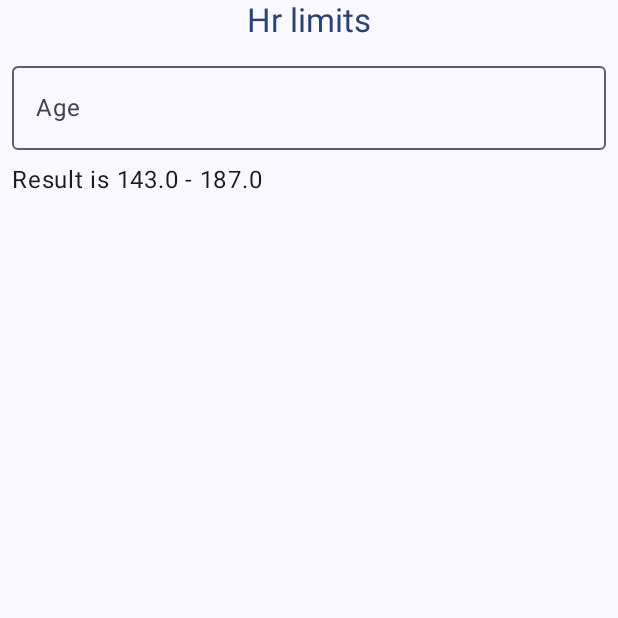
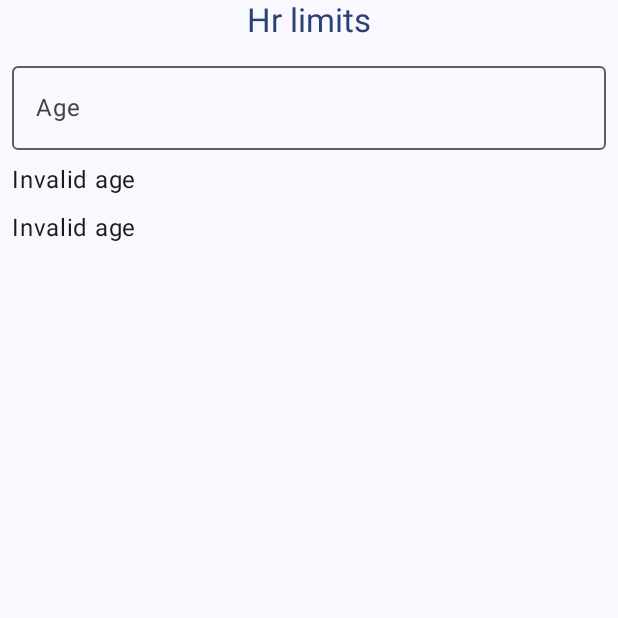
Before and after one commit to xtinabru/Heart-rate-limits-calc-with-ViewModel, an Android app built with Jetpack Compose: the screen it shows after launch (MainActivity), on a phone screen of 412 x 824 dp, the top half of it. Run offline under Robolectric (Android 15) with nearby library versions, the phone set to English and light mode, and no system bars.

Commit message:
Fix the result

```diff
--- a/app/src/main/java/com/example/myapplication/ui/theme/screens/HrScreen.kt
+++ b/app/src/main/java/com/example/myapplication/ui/theme/screens/HrScreen.kt
@@ -18,11 +18,10 @@ import com.example.myapplication.ui.viewmodels.HrViewModel
 
 @Composable
 fun HrScreen(modifier: Modifier, hrViewModel: HrViewModel = viewModel()) {
-    Column (
+    Column(
         modifier = modifier.padding(start = 8.dp, end = 8.dp),
         verticalArrangement = Arrangement.spacedBy(8.dp)
-    )
-    {
+    ) {
         Text(
             text = stringResource(R.string.hr_limits),
             style = MaterialTheme.typography.titleLarge,
@@ -33,11 +32,24 @@ fun HrScreen(modifier: Modifier, hrViewModel: HrViewModel = viewModel()) {
         OutlinedTextField(
             modifier = Modifier.fillMaxWidth(),
             value = hrViewModel.ageInput,
-            onValueChange = {hrViewModel.ageInput = it},
-            label={ Text(stringResource(R.string.age))}
+            onValueChange = { hrViewModel.ageInput = it },
+            label = { Text(stringResource(R.string.age)) }
         )
-        Text (
-            text = stringResource(R.string.result_is, hrViewModel.lower, hrViewModel.upper)
-        )
+
+        // Проверяем, что значение верхнего и нижнего предела корректное
+        val upper = hrViewModel.upper
+        val lower = hrViewModel.lower
+
+        if (upper != -1.0f) {
+            Text(text = stringResource(R.string.upper_limit, upper))
+        } else {
+            Text(text = stringResource(R.string.invalid_age))
+        }
+
+        if (lower != -1.0f) {
+            Text(text = stringResource(R.string.lower_limit, lower))
+        } else {
+            Text(text = stringResource(R.string.invalid_age))
+        }
     }
 }
--- a/app/src/main/java/com/example/myapplication/ui/viewmodels/HrViewModel.kt
+++ b/app/src/main/java/com/example/myapplication/ui/viewmodels/HrViewModel.kt
@@ -8,30 +8,28 @@ import androidx.lifecycle.ViewModel
 class HrViewModel: ViewModel() {
     var ageInput by mutableStateOf("")
 
+    // Переопределяем геттер для поля age, чтобы избежать пустых значений
     private val age: Int
         get() {
-            return ageInput.toIntOrNull()?:0
+            return ageInput.toIntOrNull() ?: -1 // Если строка пустая или некорректная, будет возвращаться -1
         }
 
     val upper: Float
         get() {
-            val result: Float =
-                if (age >= 0) {
-                    (220 - age) * 0.85f
-                } else {
-                    0.0f
-                }
-            return result
+            // Вычисляем только если возраст валидный и больше -1
+            return if (age >= 0) {
+                (220 - age) * 0.85f
+            } else {
+                -1.0f // Возвращаем -1, если возраст некорректный
+            }
         }
 
     val lower: Float
         get() {
-            val result: Float =
-                if (age >= 0) {
-                    (220 - age) * 0.65f
-                } else {
-                    0.0f
-                }
-            return result
+            return if (age >= 0) {
+                (220 - age) * 0.65f
+            } else {
+                -1.0f // Возвращаем -1, если возраст некорректный
+            }
         }
 }
--- a/app/src/main/res/values/strings.xml
+++ b/app/src/main/res/values/strings.xml
@@ -3,4 +3,7 @@
     <string name="hr_limits">Hr limits</string>
     <string name="age">Age</string>
     <string name="result_is">"Result is %s - %s"</string>
+    <string name="upper_limit">Upper limit: %1$s</string>
+    <string name="lower_limit">Lower limit: %1$s</string>
+    <string name="invalid_age">Invalid age</string>
 </resources>
```
